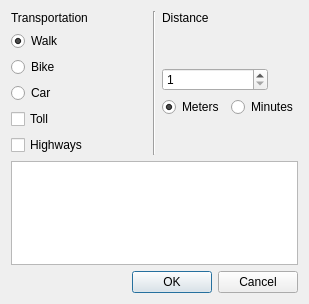
First picture: the form in skobbler_rr_dialog_base.ui, repository adamczi/Skobbler-API, before the edit.
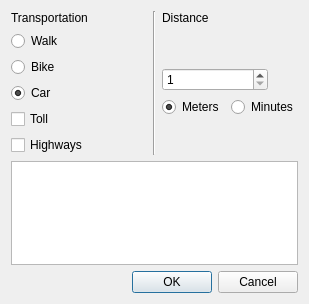
Second picture: the form after the edit.

```diff
--- a/skobbler_rr_dialog_base.ui
+++ b/skobbler_rr_dialog_base.ui
@@ -44,7 +44,7 @@
           <string>Walk</string>
          </property>
          <property name="checked">
-          <bool>true</bool>
+          <bool>false</bool>
          </property>
          <attribute name="buttonGroup">
           <string notr="true">buttonGroup</string>
@@ -66,6 +66,9 @@
          <property name="text">
           <string>Car</string>
          </property>
+         <property name="checked">
+          <bool>true</bool>
+         </property>
          <attribute name="buttonGroup">
           <string notr="true">buttonGroup</string>
          </attribute>
```
